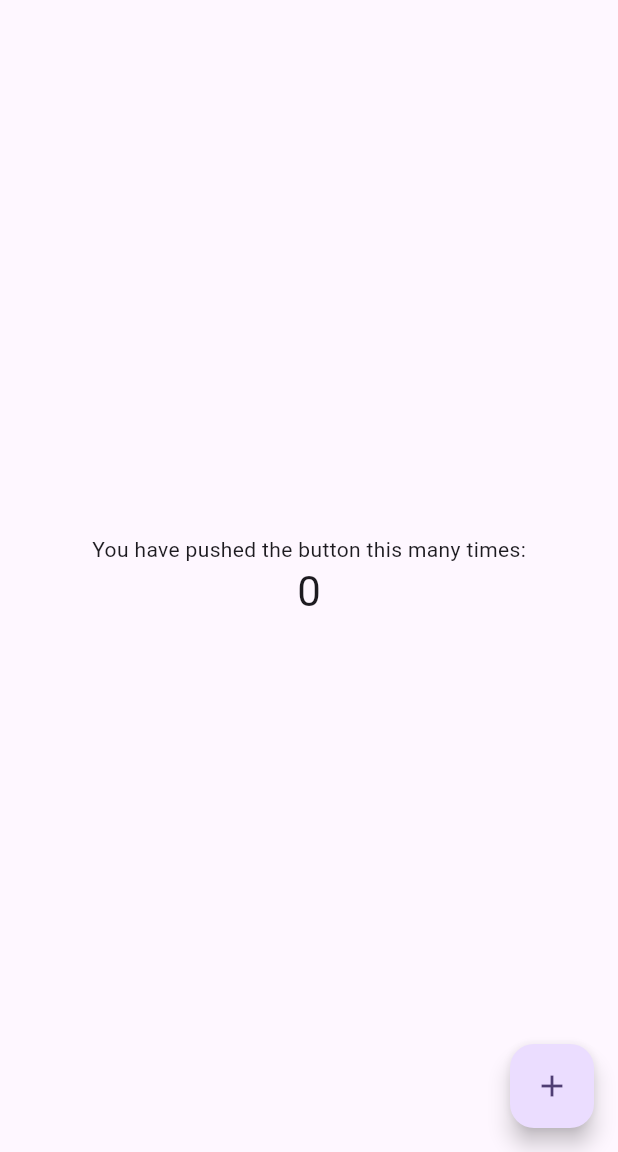
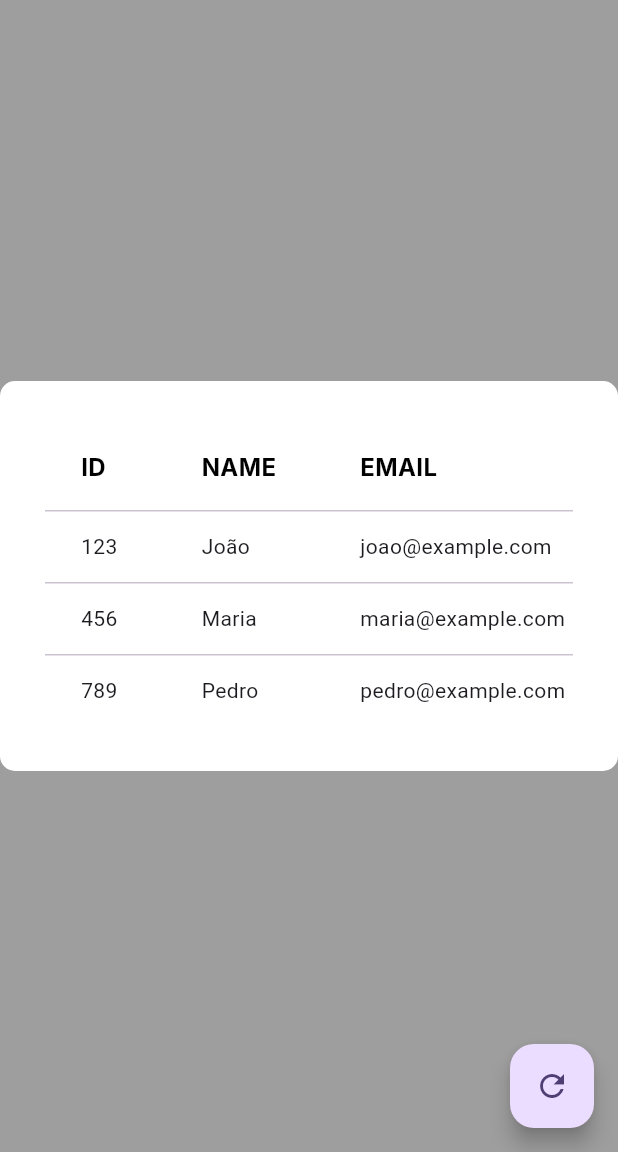
Before and after one commit to Vanakaus/desenvolvimentoMovel, a Flutter app: the MyUsersPage screen opened by its route, on a phone screen of 412 x 824 dp, the part 84-1236 px from its top. Run offline on Flutter 3.47's test engine with Material 3 defaults, Android fonts, the phone set to English and light mode, and no system bars; Roboto replaces fonts that are missing (Inter).

Commit message:
Criando paginas

```diff
--- a/app/flutter_app/lib/main.dart
+++ b/app/flutter_app/lib/main.dart
@@ -1,5 +1,7 @@
 import 'package:flutter/material.dart';
 import 'package:flutter_app/pages/homePage.dart';
+import 'package:flutter_app/pages/newActivity.dart';
+import 'package:flutter_app/pages/newUser.dart';
 import 'package:flutter_app/pages/users.dart';
 
 void main() {
@@ -14,6 +16,7 @@ class MyApp extends StatelessWidget {
   Widget build(BuildContext context) {
     return MaterialApp(
       title: 'Flutter Page',
+      initialRoute: '/homePage',
       theme: ThemeData(
         // This is the theme of your application.
         //
@@ -31,11 +34,14 @@ class MyApp extends StatelessWidget {
         // This works for code too, not just values: Most code changes can be
         // tested with just a hot reload.
         colorScheme: ColorScheme.fromSeed(seedColor: Colors.deepPurple),
+        scaffoldBackgroundColor: Colors.grey,
         useMaterial3: true,
       ),
       home: const MyHomePage(title: 'Home Page'),
       routes: {
         '/users': (context) => const MyUsersPage(title: 'Users Page'),
+        '/newUser': (context) => const newUserPage(title: 'Users Page'),
+        '/newActivity': (context) => const newActivityPage(title: 'Activity Page'),
       },
     );
   }
--- a/app/flutter_app/lib/pages/users.dart
+++ b/app/flutter_app/lib/pages/users.dart
@@ -3,15 +3,6 @@ import 'package:flutter/material.dart';
 
 class MyUsersPage extends StatefulWidget {
   const MyUsersPage({super.key, required this.title});
-
-  // This widget is the home page of your application. It is stateful, meaning
-  // that it has a State object (defined below) that contains fields that affect
-  // how it looks.
-
-  // This class is the configuration for the state. It holds the values (in this
-  // case the title) provided by the parent (in this case the App widget) and
-  // used by the build method of the State. Fields in a Widget subclass are
-  // always marked "final".
 
   final String title;
 
@@ -20,71 +11,58 @@ class MyUsersPage extends StatefulWidget {
 }
 
 class _MyHomeUserState extends State<MyUsersPage> {
-  int _counter = 0;
 
-  void _incrementCounter() {
-    setState(() {
-      // This call to setState tells the Flutter framework that something has
-      // changed in this State, which causes it to rerun the build method below
-      // so that the display can reflect the updated values. If we changed
-      // _counter without calling setState(), then the build method would not be
-      // called again, and so nothing would appear to happen.
-      _counter++;
-    });
-  }
+   List<Map<String, String>> users = [
+    {"id": "123", "name": "João", "email": "joao@example.com"},
+    {"id": "456", "name": "Maria", "email": "maria@example.com"},
+    {"id": "789", "name": "Pedro", "email": "pedro@example.com"},
+  ];
+
+
 
   @override
   Widget build(BuildContext context) {
-    // This method is rerun every time setState is called, for instance as done
-    // by the _incrementCounter method above.
-    //
-    // The Flutter framework has been optimized to make rerunning build methods
-    // fast, so that you can just rebuild anything that needs updating rather
-    // than having to individually change instances of widgets.
+
     return Scaffold(
       appBar: AppBar(
-        // TRY THIS: Try changing the color here to a specific color (to
-        // Colors.amber, perhaps?) and trigger a hot reload to see the AppBar
-        // change color while the other colors stay the same.
         backgroundColor: Theme.of(context).colorScheme.inversePrimary,
-        // Here we take the value from the MyUsersPage object that was created by
-        // the App.build method, and use it to set our appbar title.
         title: Text(widget.title),
       ),
       body: Center(
-        // Center is a layout widget. It takes a single child and positions it
-        // in the middle of the parent.
-        child: Column(
-          // Column is also a layout widget. It takes a list of children and
-          // arranges them vertically. By default, it sizes itself to fit its
-          // children horizontally, and tries to be as tall as its parent.
-          //
-          // Column has various properties to control how it sizes itself and
-          // how it positions its children. Here we use mainAxisAlignment to
-          // center the children vertically; the main axis here is the vertical
-          // axis because Columns are vertical (the cross axis would be
-          // horizontal).
-          //
-          // TRY THIS: Invoke "debug painting" (choose the "Toggle Debug Paint"
-          // action in the IDE, or press "p" in the console), to see the
-          // wireframe for each widget.
-          mainAxisAlignment: MainAxisAlignment.center,
-          children: <Widget>[
-            const Text(
-              'You have pushed the button this many times:',
+
+        child: Container(
+          padding: const EdgeInsets.all(30.0),
+          width: 800,
+          decoration: BoxDecoration(
+              borderRadius: BorderRadius.circular(10.0), color: Colors.white),
+          child: DataTable(
+            headingTextStyle: const TextStyle(
+              fontSize: 16.0,
+              fontWeight: FontWeight.bold,
+              color: Colors.black,
+              fontFamily: 'Inter',
             ),
-            Text(
-              '$_counter',
-              style: Theme.of(context).textTheme.headlineMedium,
-            ),
-          ],
+            columns: users.first.keys
+                .map((key) => DataColumn(label: Text(key.toUpperCase())))
+                .toList(),
+            rows: users
+                .map((item) => DataRow(
+                      cells: item.keys
+                          .map((key) => DataCell(Text(item[key].toString())))
+                          .toList(),
+                    ))
+                .toList(),
+          ),
         ),
       ),
+
       floatingActionButton: FloatingActionButton(
-        onPressed: _incrementCounter,
+        onPressed: () {
+          Navigator.pop(context);
+        },
         tooltip: 'Increment',
-        child: const Icon(Icons.add),
-      ), // This trailing comma makes auto-formatting nicer for build methods.
+        child: const Icon(Icons.refresh),
+      ),
     );
   }
 }
```
Also changed, not shown: app/flutter_app/lib/pages/newActivity.dart (added, +130 -0 lines), app/flutter_app/lib/pages/newUser.dart (added, +127 -0 lines).
